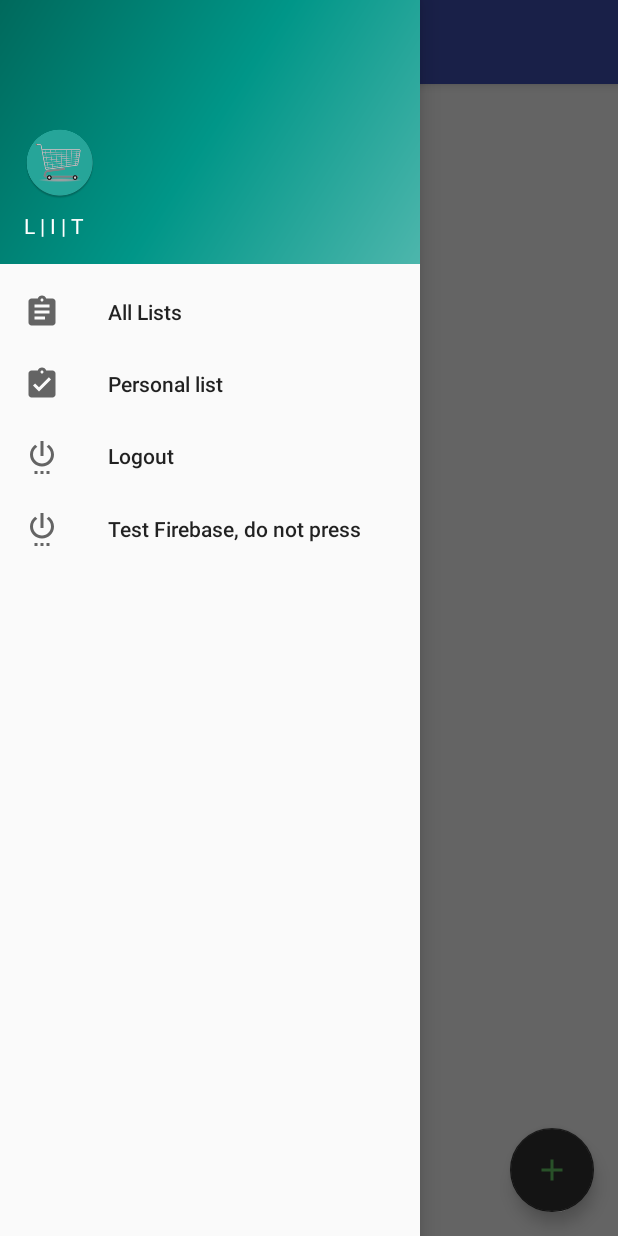
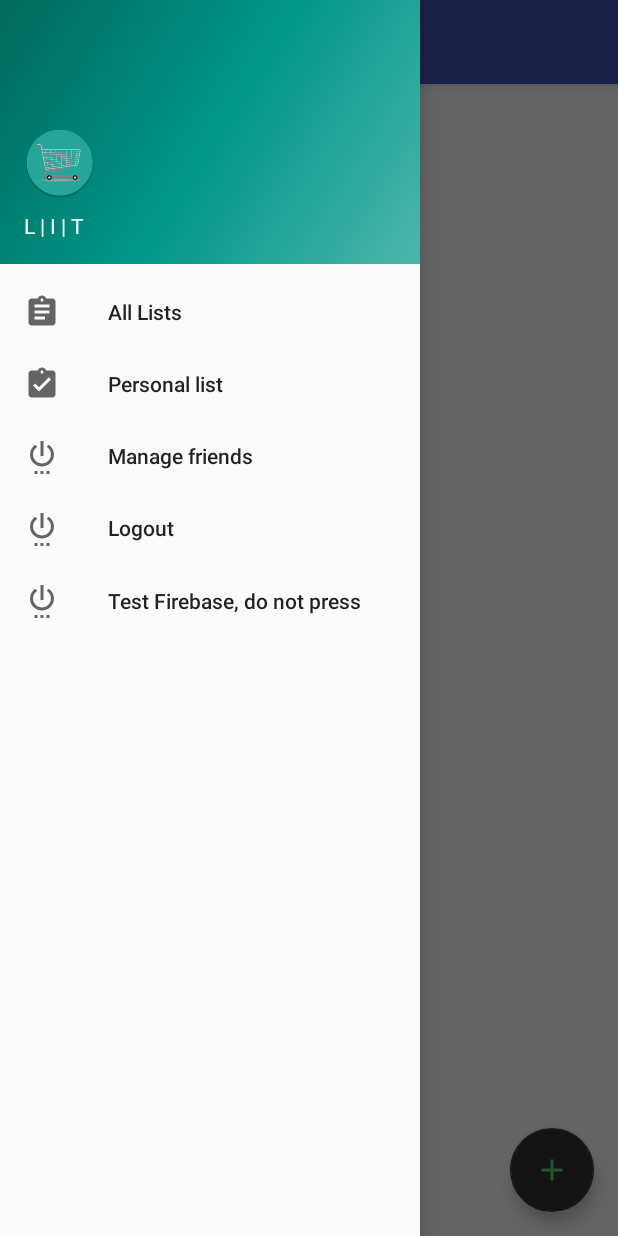
Before and after one commit to fermentedfly/xp_team10, an Android app: the screen it shows after launch once a user with an empty profile is signed in (MainActivity), with the side drawer open, on a phone screen of 412 x 824 dp. Run offline under Robolectric (Android 15) with nearby library versions, the phone set to English and light mode, and no system bars; our stand-ins replace Firebase (no records; nobody signed in at launch, a user with empty details on screens opened directly); libraries missing offline, so code that uses them is left out: android.support.test; 4 statements that could not run were skipped.

Commit message:
[MRS, HN] Adding manage friends

```diff
--- a/app/src/main/java/at/tugraz/xp10/MainActivity.java
+++ b/app/src/main/java/at/tugraz/xp10/MainActivity.java
@@ -35,6 +35,7 @@ import java.util.Map;
 import at.tugraz.xp10.fragments.AllListFragment;
 import at.tugraz.xp10.fragments.ListSettingFragment;
 import at.tugraz.xp10.fragments.ListViewFragment;
+import at.tugraz.xp10.fragments.ManageFriendsFragment;
 import at.tugraz.xp10.fragments.TestFragment;
 import at.tugraz.xp10.model.ShoppingList;
 import at.tugraz.xp10.model.User;
@@ -43,7 +44,7 @@ import static java.lang.Thread.sleep;
 
 public class MainActivity extends AppCompatActivity
         implements NavigationView.OnNavigationItemSelectedListener,
-        ListViewFragment.OnFragmentInteractionListener, TestFragment.OnFragmentInteractionListener, ListSettingFragment.OnFragmentInteractionListener {
+        ListViewFragment.OnFragmentInteractionListener, TestFragment.OnFragmentInteractionListener, ListSettingFragment.OnFragmentInteractionListener, ManageFriendsFragment.OnFragmentInteractionListener {
 
     private static final String TAG = "MainActivity";
     private FirebaseAuth mAuth;
@@ -64,6 +65,7 @@ public class MainActivity extends AppCompatActivity
 
         NavigationView navigationView = (NavigationView) findViewById(R.id.nav_view);
         navigationView.setNavigationItemSelectedListener(this);
+
 
     }
 
@@ -113,6 +115,10 @@ public class MainActivity extends AppCompatActivity
             case R.id.nav_logout:
                 FirebaseAuth.getInstance().signOut();
                 gotoLoginActivity();
+                break;
+            case R.id.nav_manage_friends:
+                fragment = ManageFriendsFragment.newInstance();
+                title = "Manage Friends";
                 break;
         }
 
--- a/app/src/main/res/menu/activity_main_drawer.xml
+++ b/app/src/main/res/menu/activity_main_drawer.xml
@@ -14,6 +14,10 @@
             android:icon="@drawable/ic_assignment_turned_in_black_24dp"
             android:title="Personal list " />
         <item
+            android:id="@+id/nav_manage_friends"
+            android:icon="@drawable/ic_settings_power_black_24dp"
+            android:title="Manage friends" />
+        <item
             android:id="@+id/nav_logout"
             android:icon="@drawable/ic_settings_power_black_24dp"
             android:title="Logout" />
```
Also changed, not shown: app/src/main/java/at/tugraz/xp10/fragments/ManageFriendsFragment.java (added, +57 -0 lines), app/src/main/res/layout/fragment_manage_friends.xml (added, +14 -0 lines).
